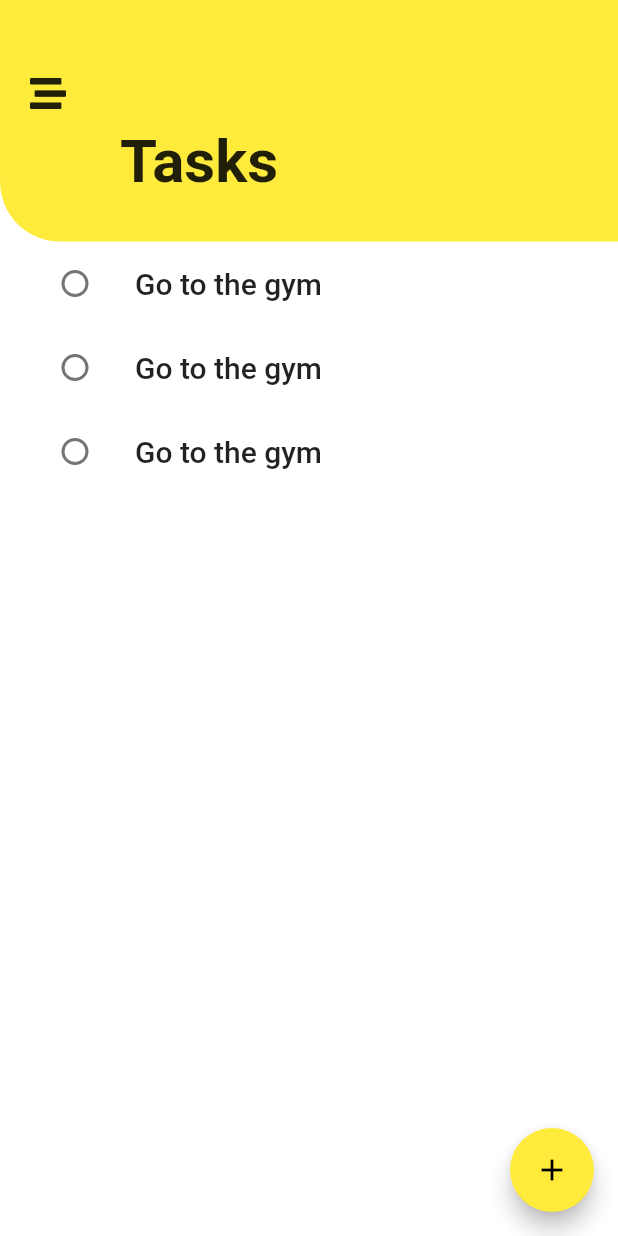
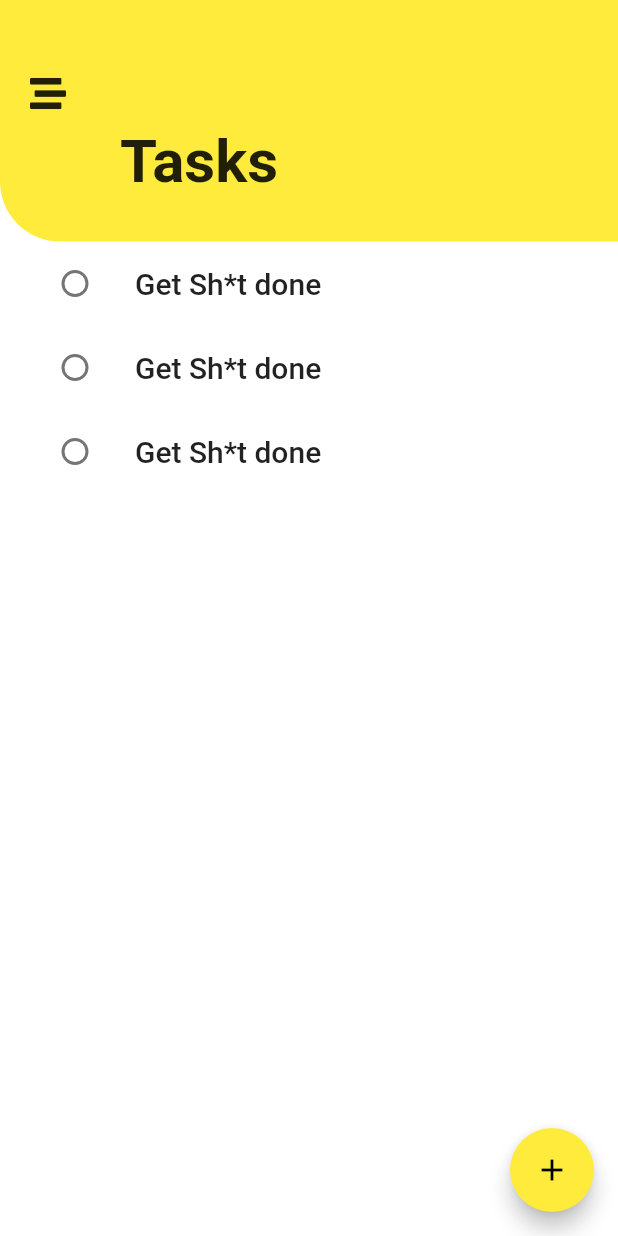
Before and after one commit to hisnameispum/flutter_provider_todo, a Flutter app: the screen it shows after launch, on a phone screen of 412 x 824 dp. Run offline on Flutter 3.47's test engine with Material 2 defaults, Android fonts, the phone set to English and light mode, and no system bars; our stand-ins replace circular_check_box, flutter_icons.

Commit message:
Updated cool status

```diff
--- a/lib/widgets/task_tile.dart
+++ b/lib/widgets/task_tile.dart
@@ -14,7 +14,7 @@ class _TaskTileState extends State<TaskTile> {
   Widget build(BuildContext context) {
     return ListTile(
       title: Text(
-        "Go to the gym",
+        "Get Sh*t done",
         style: TextStyle(
             fontSize: 20,
             fontWeight: FontWeight.w500,
```
